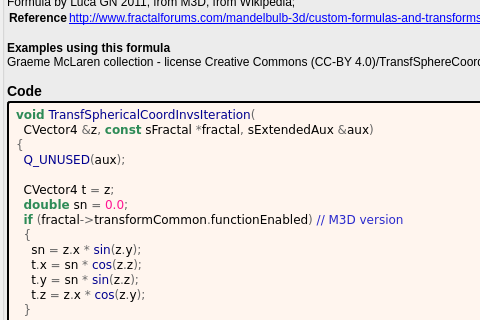
buddhi1980/mandelbulber2, file mandelbulber2/formula/ui/transf_spherical_coord_invs.ui: the form before one commit; both pictures show x 0 to 480 and y 230 to 550 of the 844 by 1057 pixel window.
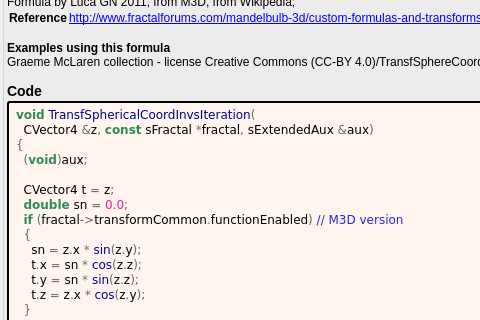
The form after the commit. Custom widgets are drawn as their Qt base class.

Patch:
```diff
--- a/mandelbulber2/formula/ui/transf_spherical_coord_invs.ui
+++ b/mandelbulber2/formula/ui/transf_spherical_coord_invs.ui
@@ -251,7 +251,7 @@
 &lt;pre style=&quot;color:#000000; background-color:#fff5ee;  font-family:&#039;Courier New&#039;,monospace;white-space: pre-wrap;&quot;&gt;&lt;span style=&quot;color:#2e8b57; font-weight:bold&quot;&gt;void&lt;/span&gt; &lt;span style=&quot;color:#00008f&quot;&gt;TransfSphericalCoordInvsIteration&lt;/span&gt;&lt;span style=&quot;color:#676767&quot;&gt;(&lt;/span&gt;
   CVector4 &lt;span style=&quot;color:#676767&quot;&gt;&amp;amp;&lt;/span&gt;z&lt;span style=&quot;color:#676767&quot;&gt;,&lt;/span&gt; &lt;span style=&quot;color:#2e8b57; font-weight:bold&quot;&gt;const&lt;/span&gt; sFractal &lt;span style=&quot;color:#676767&quot;&gt;*&lt;/span&gt;fractal&lt;span style=&quot;color:#676767&quot;&gt;,&lt;/span&gt; sExtendedAux &lt;span style=&quot;color:#676767&quot;&gt;&amp;amp;&lt;/span&gt;aux&lt;span style=&quot;color:#676767&quot;&gt;)&lt;/span&gt;
 &lt;span style=&quot;color:#676767&quot;&gt;{&lt;/span&gt;
-  &lt;span style=&quot;color:#00008f&quot;&gt;Q_UNUSED&lt;/span&gt;&lt;span style=&quot;color:#676767&quot;&gt;(&lt;/span&gt;aux&lt;span style=&quot;color:#676767&quot;&gt;);&lt;/span&gt;
+  &lt;span style=&quot;color:#676767&quot;&gt;(&lt;/span&gt;&lt;span style=&quot;color:#2e8b57; font-weight:bold&quot;&gt;void&lt;/span&gt;&lt;span style=&quot;color:#676767&quot;&gt;)&lt;/span&gt;aux&lt;span style=&quot;color:#676767&quot;&gt;;&lt;/span&gt;
 
   CVector4 t &lt;span style=&quot;color:#676767&quot;&gt;=&lt;/span&gt; z&lt;span style=&quot;color:#676767&quot;&gt;;&lt;/span&gt;
   &lt;span style=&quot;color:#2e8b57; font-weight:bold&quot;&gt;double&lt;/span&gt; sn &lt;span style=&quot;color:#676767&quot;&gt;=&lt;/span&gt; &lt;span style=&quot;color:#ff1493&quot;&gt;0.0&lt;/span&gt;&lt;span style=&quot;color:#676767&quot;&gt;;&lt;/span&gt;
```
